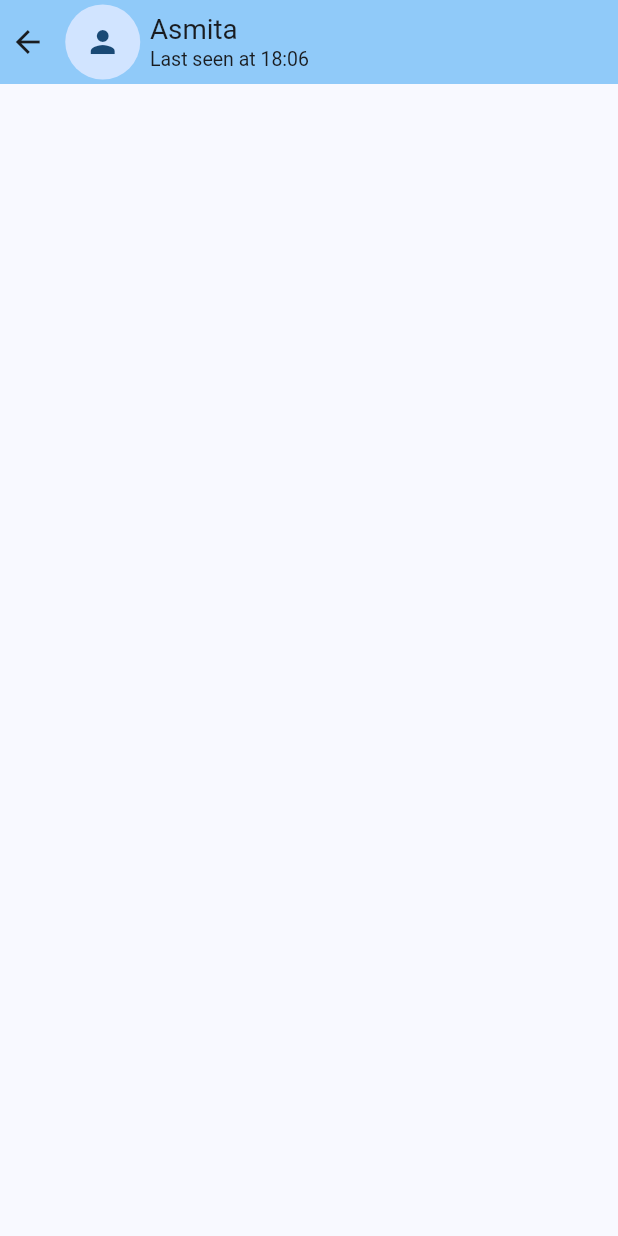
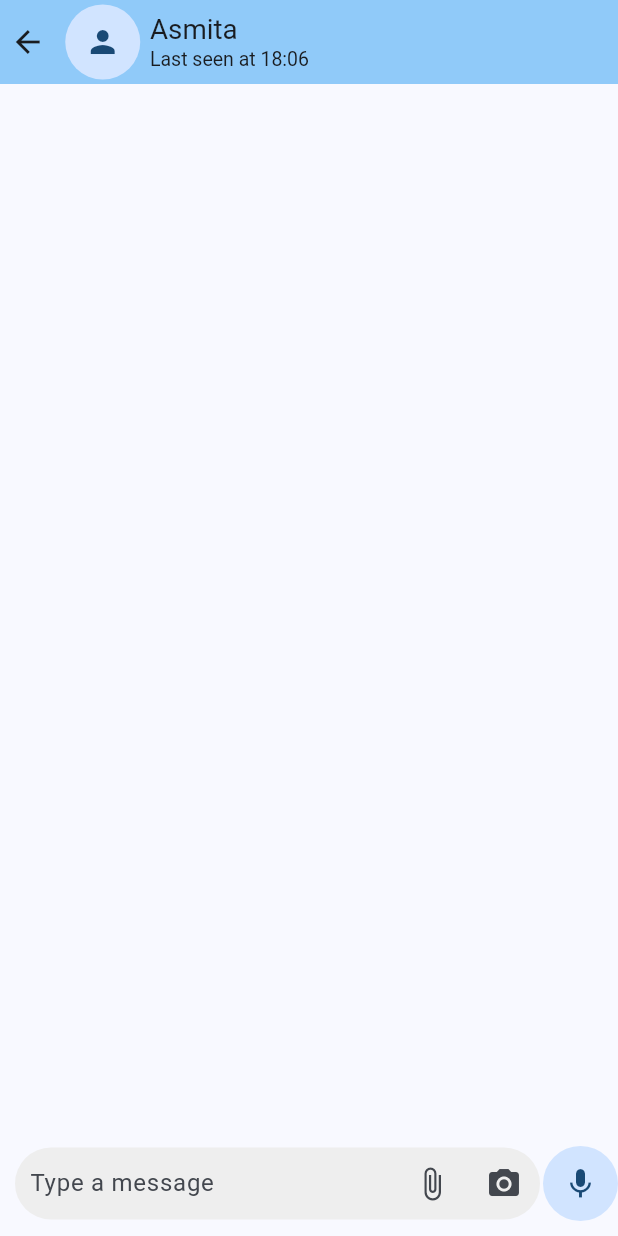
Before and after one commit to simrant27/chat, a Flutter app: the screen it shows after launch, after a tap on "Asmita", on a phone screen of 412 x 824 dp. Run offline on Flutter 3.47's test engine with Material 3 defaults, Android fonts, the phone set to English and light mode, and no system bars.

Commit message:
update in individual page

```diff
--- a/frontend/chat/lib/Pages/individual_page.dart
+++ b/frontend/chat/lib/Pages/individual_page.dart
@@ -49,6 +49,63 @@ class _IndividualPageState extends State<IndividualPage> {
           ],
         ),
       ),
+      body: Container(
+        height: MediaQuery.of(context).size.height,
+        width: MediaQuery.of(context).size.width,
+        child: Stack(
+          children: [
+            ListView(),
+            Align(
+              alignment: Alignment.bottomCenter,
+              child: Row(
+                children: [
+                  Expanded(
+                    child: Container(
+                      width: MediaQuery.of(context).size.width - 25,
+                      margin: EdgeInsets.only(left: 10, right: 2, bottom: 10),
+                      padding: EdgeInsets.only(left: 10),
+                      decoration: BoxDecoration(
+                        color: Colors.grey.shade200,
+                        borderRadius: BorderRadius.circular(25),
+                      ),
+                      child: TextFormField(
+                        textAlignVertical: TextAlignVertical.center,
+                        keyboardType: TextInputType.multiline,
+                        maxLines: 5,
+                        minLines: 1,
+                        decoration: InputDecoration(
+                            hintText: "Type a message",
+                            border: InputBorder.none,
+                            suffixIcon: Row(
+                              mainAxisSize: MainAxisSize.min,
+                              children: [
+                                IconButton(
+                                    onPressed: () {},
+                                    icon: Icon(Icons.attach_file)),
+                                IconButton(
+                                    onPressed: () {},
+                                    icon: Icon(Icons.camera_alt)),
+                              ],
+                            )),
+                      ),
+                    ),
+                  ),
+                  Padding(
+                    padding: const EdgeInsets.only(bottom: 10),
+                    child: CircleAvatar(
+                      radius: 25,
+                      child: IconButton(
+                        icon: Icon(Icons.mic),
+                        onPressed: () {},
+                      ),
+                    ),
+                  ),
+                ],
+              ),
+            )
+          ],
+        ),
+      ),
     );
   }
 }
```
